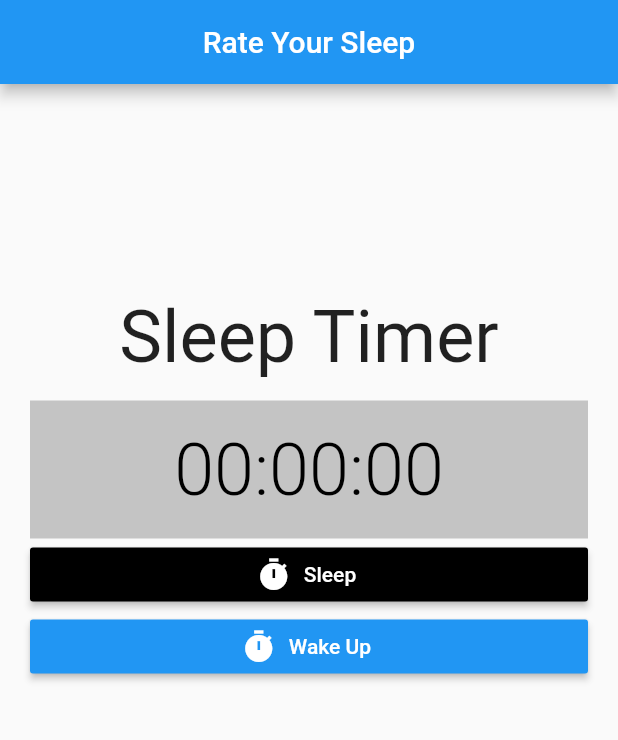
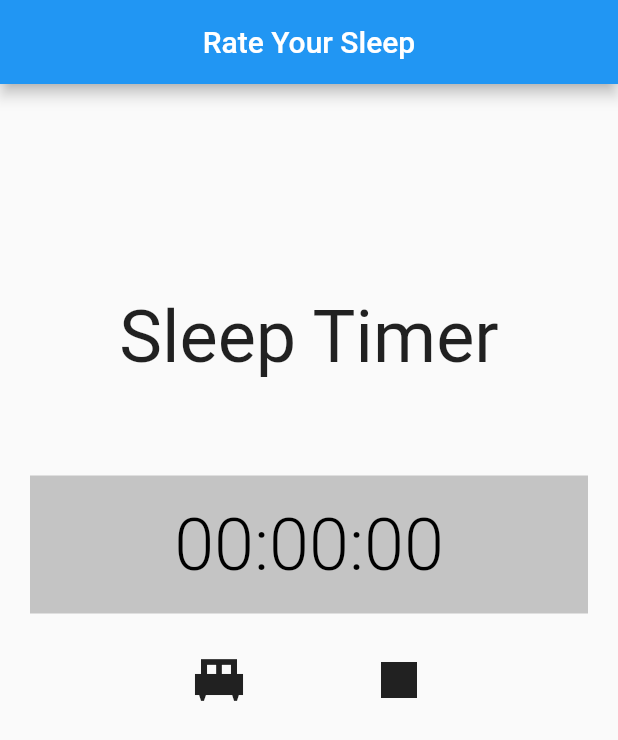
Before and after one commit to panduwira/RateYourSleep, a Flutter app: the HomePage2 screen opened directly, on a phone screen of 412 x 824 dp. Shown: the top 740 px of the screen. Run offline on Flutter 3.47's test engine with Material 2 defaults, Android fonts, the phone set to English and light mode, and no system bars; our stand-ins replace cloud_firestore, equatable, firebase_auth, firebase_core, firebase_storage, flutter_rating_bar and 3 more; accounts and stored records are empty; Roboto replaces fonts that are missing (Sans Serif).

Commit message:
Rating value removal

```diff
--- a/lib/pages/listdata.dart
+++ b/lib/pages/listdata.dart
@@ -33,7 +33,7 @@ class _ListDataPageState extends State<ListDataPage> {
   Widget build(BuildContext context) {
     return Scaffold(
       appBar: AppBar(
-        title: Text("All Average"),
+        title: Text("$name" + " Data"),
         centerTitle: true,
         leading: Container(),
       ),
--- a/lib/pages/secondhome.dart
+++ b/lib/pages/secondhome.dart
@@ -153,6 +153,7 @@ class _HomePage2State extends State<HomePage2> {
                   ),
                 ),
               ),
+              SizedBox(height: 50),
               Container(
                 width: 85,
                 height: 92,
@@ -170,7 +171,12 @@ class _HomePage2State extends State<HomePage2> {
                   ),
                 ),
               ),
-              RaisedButton.icon(
+              Row(
+                mainAxisAlignment: MainAxisAlignment.center,
+                crossAxisAlignment: CrossAxisAlignment.center,
+                children: <Widget>[
+                  MaterialButton(
+                      shape: CircleBorder(),
                       onPressed: () {
                         if (time != "00:00:00") {
                           Fluttertoast.showToast(
@@ -191,12 +197,14 @@ class _HomePage2State extends State<HomePage2> {
                               fontSize: 16.0);
                         }
                       },
-                icon: Icon(Icons.timer),
-                label: Text('Sleep'),
-                color: Colors.black,
-                textColor: Colors.white,
-              ),
-              RaisedButton.icon(
+                      child: Padding(
+                          padding: const EdgeInsets.all(20),
+                          child: Icon(
+                            Icons.single_bed_sharp,
+                            size: 48,
+                          ))),
+                  MaterialButton(
+                      shape: CircleBorder(),
                       onPressed: () {
                         if (time == "00:00:00") {
                           Fluttertoast.showToast(
@@ -244,10 +252,10 @@ class _HomePage2State extends State<HomePage2> {
                                       _rating.toString(),
                                       name,
                                       startTimeFormat,
-                              stopTimeFormat
-                            );
+                                      stopTimeFormat);
                                   bool result =
-                                await SleepTimerServices.addTimer(sleepTimer);
+                                      await SleepTimerServices.addTimer(
+                                          sleepTimer);
                                   if (result == true) {
                                     Fluttertoast.showToast(
                                         msg: "Your Sleep has been saved :-)",
@@ -279,8 +287,11 @@ class _HomePage2State extends State<HomePage2> {
                                           cancelButton,
                                           okButton,
                                         ],
-                                  title: Text('How was Your Sleep, ' + name ??
-                                                '' + '?', style: TextStyle(fontSize: 30.0),),
+                                        title: Text(
+                                          'How was Your Sleep, ' + name ??
+                                              '' + '?',
+                                          style: TextStyle(fontSize: 30.0),
+                                        ),
                                         content: Container(
                                           child: Column(
                                               mainAxisAlignment:
@@ -301,7 +312,8 @@ class _HomePage2State extends State<HomePage2> {
                                                   initialRating: 3,
                                                   direction: Axis.horizontal,
                                                   allowHalfRating: true,
-                                            itemBuilder: (context, _) => Icon(
+                                                  itemBuilder: (context, _) =>
+                                                      Icon(
                                                     Icons.star,
                                                     color: Colors.amber,
                                                   ),
@@ -311,25 +323,18 @@ class _HomePage2State extends State<HomePage2> {
                                                     });
                                                   },
                                                 ),
-                                          Text(_rating.toString()),
-                                          _rating != null
-                                              ? Text(
-                                                  'Rating: ' +
-                                                      _rating.toString(),
-                                                  style: TextStyle(
-                                                      fontWeight:
-                                                          FontWeight.bold),
-                                                )
-                                              : Container(),
                                               ]),
                                         )));
                           });
                         }
                       },
-                icon: Icon(Icons.timer),
-                label: Text('Wake Up'),
-                color: Colors.blue,
-                textColor: Colors.white,
+                      child: Padding(
+                          padding: const EdgeInsets.all(20),
+                          child: Icon(
+                            Icons.stop,
+                            size: 48,
+                          ))),
+                ],
               ),
             ])));
   }
```
Lines whose indentation alone changed are shown as unchanged.
